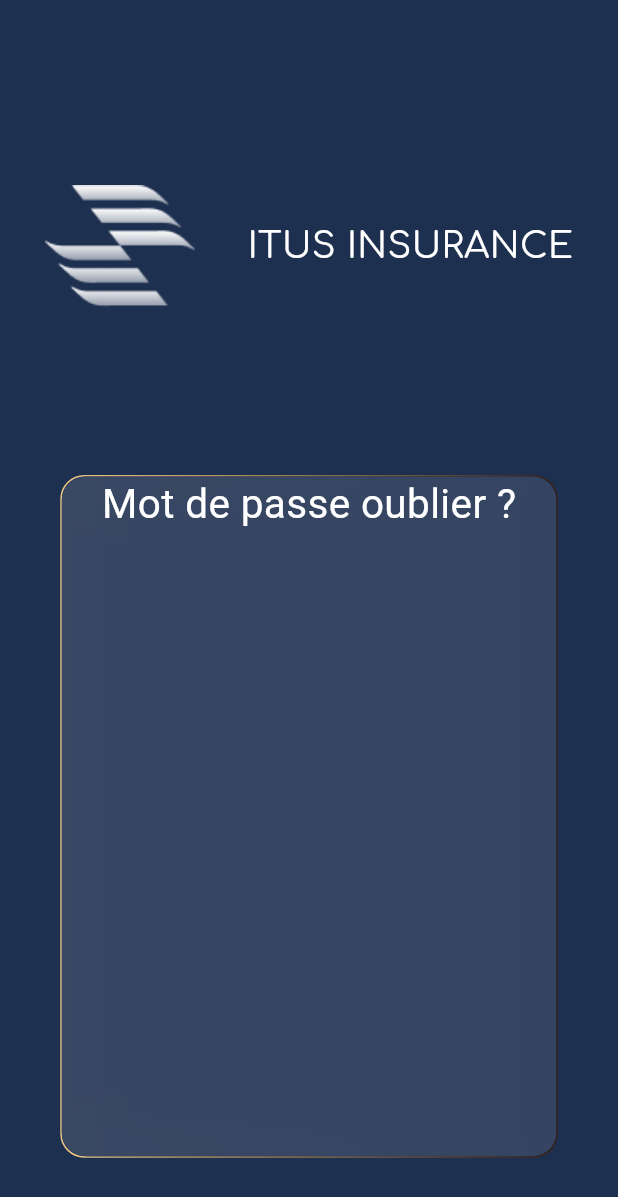
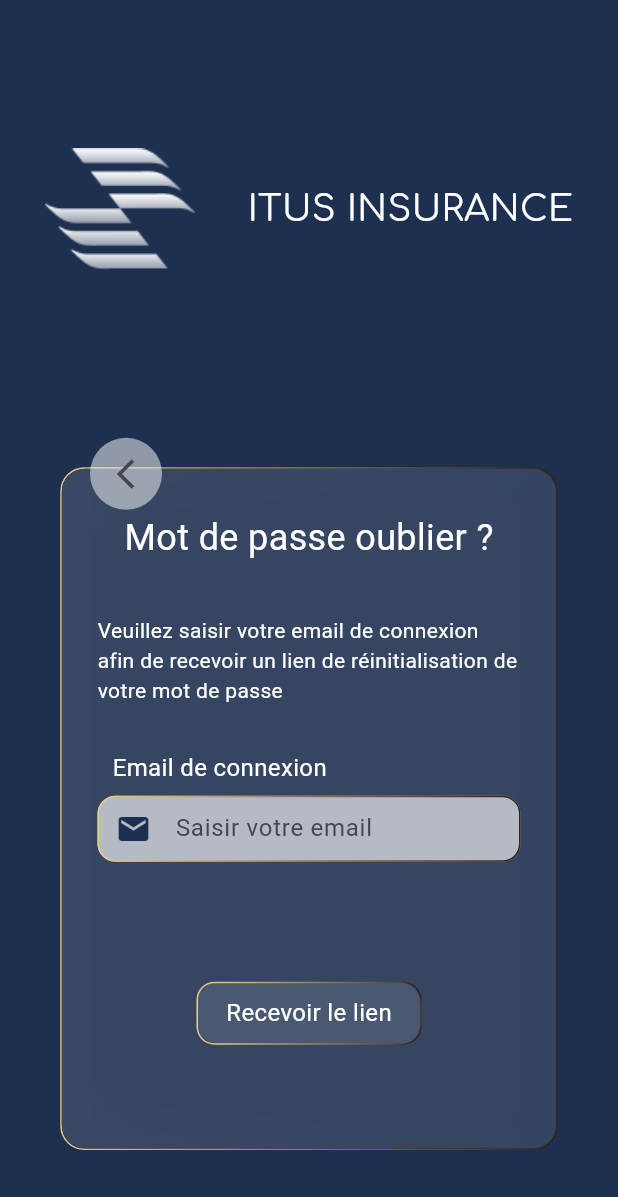
Before and after one commit to badrafyf77/pfe_projet, a Flutter app: the screen it shows after launch, after a tap on "Mot de passe oublie?", on a phone screen of 412 x 824 dp. Shown: the top 1197 px of the screen. Run offline on Flutter 3.47's test engine with Material 3 defaults, Android fonts, the phone set to English and light mode, and no system bars; our stand-ins replace get, google_fonts, gradient_borders; Roboto replaces fonts that are missing (Allerta).

Commit message:
finish forgot pass UI

```diff
--- a/lib/core/utils/customs/custom_button_with_gradient_color.dart
+++ b/lib/core/utils/customs/custom_button.dart
@@ -1,4 +1,45 @@
+// ignore_for_file: public_member_api_docs, sort_constructors_first
 import 'package:flutter/material.dart';
+
+import 'package:pfe_projet/core/utils/app_colors.dart';
+import 'package:pfe_projet/core/utils/styles.dart';
+
+class CustomButton extends StatelessWidget {
+  const CustomButton({
+    Key? key,
+    required this.text,
+    required this.width,
+    required this.onPressed,
+  }) : super(key: key);
+
+  final String text;
+  final double width;
+  final void Function() onPressed;
+
+  @override
+  Widget build(BuildContext context) {
+    return UnicornOutlineButton(
+        strokeWidth: 1,
+        radius: 12,
+        gradient: const LinearGradient(
+          colors: AppColors.gradientColors,
+        ),
+        onPressed: onPressed,
+        child: Container(
+          height: 42,
+          width: width,
+          decoration: BoxDecoration(
+              color: Colors.white.withOpacity(.1),
+              borderRadius: BorderRadius.circular(16)),
+          child: Center(
+            child: Text(
+              text,
+              style: Styles.normal16,
+            ),
+          ),
+        ));
+  }
+}
 
 class UnicornOutlineButton extends StatelessWidget {
   final _GradientPainter _painter;
--- a/lib/features/auth/presentation/views/forgot_pass_view.dart
+++ b/lib/features/auth/presentation/views/forgot_pass_view.dart
@@ -1,9 +1,5 @@
 import 'package:flutter/material.dart';
-import 'package:pfe_projet/core/configures/constants.dart';
-import 'package:pfe_projet/core/utils/customs/background_container.dart';
-import 'package:pfe_projet/core/utils/customs/blur_container.dart';
-import 'package:pfe_projet/core/utils/customs/custom_logo_and_text.dart';
-import 'package:pfe_projet/core/utils/styles.dart';
+import 'package:pfe_projet/features/auth/presentation/views/widgets/forgot_pass_body.dart';
 
 class ForgotPassView extends StatelessWidget {
   const ForgotPassView({super.key});
@@ -15,49 +11,3 @@
     );
   }
 }
-
-class ForgotPassBody extends StatelessWidget {
-  const ForgotPassBody({super.key});
-
-  @override
-  Widget build(BuildContext context) {
-    Size size = MediaQuery.of(context).size;
-    return BackgroundContainer(
-      widget: Padding(
-        padding: const EdgeInsets.symmetric(horizontal: Constants.appPadding),
-        child: Column(
-          children: [
-            SizedBox(
-              height: size.height * .15,
-            ),
-            const LogoAndText(),
-            const SizedBox(
-              height: 112,
-            ),
-            BlurContainer(
-              height: size.height * .55,
-              width: size.width * .8,
-              blurContainerBody: const ForgotPassblurContainerBody(),
-            )
-          ],
-        ),
-      ),
-    );
-  }
-}
-
-class ForgotPassblurContainerBody extends StatelessWidget {
-  const ForgotPassblurContainerBody({super.key});
-
-  @override
-  Widget build(BuildContext context) {
-    return const Column(
-      children: [
-        Text(
-          'Mot de passe oublier ?',
-          style: Styles.normal27,
-        ),
-      ],
-    );
-  }
-}
--- a/lib/features/auth/presentation/views/widgets/sign_up_back_button.dart
+++ b/lib/features/auth/presentation/views/widgets/blur_container_back_button.dart
@@ -1,15 +1,15 @@
 import 'package:flutter/material.dart';
 import 'package:get/get.dart';
 
-class SignUpBackButton extends StatelessWidget {
-  const SignUpBackButton({
+class BlurContineraBackButton extends StatelessWidget {
+  const BlurContineraBackButton({
     super.key,
   });
 
   @override
   Widget build(BuildContext context) {
     return Positioned(
-      top: 2,
+      top: 0,
       left: 30,
       child: Container(
         decoration: BoxDecoration(
--- a/lib/features/auth/presentation/views/widgets/connect_button.dart
+++ /dev/null
@@ -1,33 +0,0 @@
-import 'package:flutter/material.dart';
-import 'package:pfe_projet/core/utils/app_colors.dart';
-import 'package:pfe_projet/core/utils/customs/custom_button_with_gradient_color.dart';
-import 'package:pfe_projet/core/utils/styles.dart';
-
-class ConnectButton extends StatelessWidget {
-  const ConnectButton({
-    super.key,
-  });
-
-  @override
-  Widget build(BuildContext context) {
-    return UnicornOutlineButton(
-        strokeWidth: 1,
-        radius: 12,
-        gradient: const LinearGradient(
-          colors: AppColors.gradientColors,
-        ),
-        child: Container(
-          decoration: BoxDecoration(
-              color: Colors.white.withOpacity(.2),
-              borderRadius: BorderRadius.circular(12)),
-          height: 38,
-          width: 143,
-          child: const Center(
-              child: Text(
-            'Se connecter',
-            style: Styles.normal16,
-          )),
-        ),
-        onPressed: () {});
-  }
-}
--- /dev/null
+++ b/lib/features/auth/presentation/views/widgets/forget_pass_blur_container.dart
@@ -0,0 +1,29 @@
+import 'package:flutter/material.dart';
+import 'package:pfe_projet/core/utils/customs/blur_container.dart';
+import 'package:pfe_projet/features/auth/presentation/views/widgets/blur_container_back_button.dart';
+import 'package:pfe_projet/features/auth/presentation/views/widgets/forgot_pass_blur_container_body.dart';
+
+class ForgotPassBlurContainer extends StatelessWidget {
+  const ForgotPassBlurContainer({
+    super.key,
+  });
+
+  @override
+  Widget build(BuildContext context) {
+    Size size = MediaQuery.of(context).size;
+    return Stack(
+      alignment: AlignmentDirectional.center,
+      children: [
+        SizedBox(
+          height: size.height * .60,
+        ),
+        BlurContainer(
+          height: size.height * .55,
+          width: size.width * .8,
+          blurContainerBody: const ForgotPassblurContainerBody(),
+        ),
+        const BlurContineraBackButton(),
+      ],
+    );
+  }
+}
--- /dev/null
+++ b/lib/features/auth/presentation/views/widgets/forgot_pass_blur_container_body.dart
@@ -0,0 +1,51 @@
+import 'package:flutter/material.dart';
+import 'package:pfe_projet/core/utils/customs/custom_button.dart';
+import 'package:pfe_projet/core/utils/styles.dart';
+import 'package:pfe_projet/features/auth/presentation/views/widgets/custom_text_and_textfield.dart';
+
+class ForgotPassblurContainerBody extends StatelessWidget {
+  const ForgotPassblurContainerBody({super.key});
+
+  @override
+  Widget build(BuildContext context) {
+    TextEditingController controller = TextEditingController();
+    return Padding(
+      padding: const EdgeInsets.symmetric(horizontal: 35, vertical: 30),
+      child: Column(
+        children: [
+          Text(
+            'Mot de passe oublier ?',
+            style: Styles.normal24.copyWith(
+              color: Colors.white,
+            ),
+          ),
+          const SizedBox(
+            height: 35,
+          ),
+          const Text(
+            'Veuillez saisir votre email de connexion afin de recevoir un lien de réinitialisation de votre mot de passe',
+            style: Styles.normal14,
+          ),
+          const SizedBox(
+            height: 30,
+          ),
+          TextAndTextField(
+            text: 'Email de connexion',
+            hintText: 'Saisir votre email',
+            controller: controller,
+            isPassField: false,
+            prefixIcon: Icons.mail,
+          ),
+          const SizedBox(
+            height: 80,
+          ),
+          CustomButton(
+            text: 'Recevoir le lien',
+            width: 150,
+            onPressed: () {},
+          ),
+        ],
+      ),
+    );
+  }
+}
--- /dev/null
+++ b/lib/features/auth/presentation/views/widgets/forgot_pass_body.dart
@@ -0,0 +1,31 @@
+import 'package:flutter/material.dart';
+import 'package:pfe_projet/core/configures/constants.dart';
+import 'package:pfe_projet/core/utils/customs/background_container.dart';
+import 'package:pfe_projet/core/utils/customs/custom_logo_and_text.dart';
+import 'package:pfe_projet/features/auth/presentation/views/widgets/forget_pass_blur_container.dart';
+
+class ForgotPassBody extends StatelessWidget {
+  const ForgotPassBody({super.key});
+
+  @override
+  Widget build(BuildContext context) {
+    Size size = MediaQuery.of(context).size;
+    return BackgroundContainer(
+      widget: Padding(
+        padding: const EdgeInsets.symmetric(horizontal: Constants.appPadding),
+        child: Column(
+          children: [
+            SizedBox(
+              height: size.height * .12,
+            ),
+            const LogoAndText(),
+            const SizedBox(
+              height: 112,
+            ),
+            const ForgotPassBlurContainer()
+          ],
+        ),
+      ),
+    );
+  }
+}
--- a/lib/features/auth/presentation/views/widgets/google_button.dart
+++ b/lib/features/auth/presentation/views/widgets/google_button.dart
@@ -1,7 +1,7 @@
 import 'package:flutter/material.dart';
 import 'package:pfe_projet/core/utils/app_colors.dart';
 import 'package:pfe_projet/core/utils/app_images.dart';
-import 'package:pfe_projet/core/utils/customs/custom_button_with_gradient_color.dart';
+import 'package:pfe_projet/core/utils/customs/custom_button.dart';
 import 'package:pfe_projet/core/utils/styles.dart';
 
 class GoogleButton extends StatelessWidget {
--- a/lib/features/auth/presentation/views/widgets/inscrire_button.dart
+++ b/lib/features/auth/presentation/views/widgets/inscrire_button.dart
@@ -1,9 +1,7 @@
 import 'package:flutter/material.dart';
 import 'package:get/get.dart';
 import 'package:pfe_projet/core/configures/app_routers.dart';
-import 'package:pfe_projet/core/utils/app_colors.dart';
-import 'package:pfe_projet/core/utils/customs/custom_button_with_gradient_color.dart';
-import 'package:pfe_projet/core/utils/styles.dart';
+import 'package:pfe_projet/core/utils/customs/custom_button.dart';
 
 class SinscrireButton extends StatelessWidget {
   const SinscrireButton({
@@ -15,28 +13,15 @@
     return Positioned(
       bottom: 0.5,
       right: 30,
-      child: UnicornOutlineButton(
-          strokeWidth: 0.7,
-          radius: 12,
-          gradient: const LinearGradient(
-            colors: AppColors.gradientColors,
-          ),
-          child: Container(
-            height: 42,
-            width: 134,
-            decoration: BoxDecoration(
-                color: Colors.white.withOpacity(.1),
-                borderRadius: BorderRadius.circular(16)),
-            child: const Center(
-              child: Text(
-                'S\'inscrire',
-                style: Styles.normal16,
-              ),
-            ),
-          ),
-          onPressed: () {
-            Get.toNamed(AppRouters.otpEmailView);
-          }),
+      child: CustomButton(
+        text: 'S\'inscrire',
+        width: 134,
+        onPressed: () {
+          Get.toNamed(
+            AppRouters.otpEmailView,
+          );
+        },
+      ),
     );
   }
 }
--- a/lib/features/auth/presentation/views/widgets/sign_in_blur_container_body.dart
+++ b/lib/features/auth/presentation/views/widgets/sign_in_blur_container_body.dart
@@ -1,8 +1,8 @@
 import 'package:flutter/material.dart';
 import 'package:get/get.dart';
 import 'package:pfe_projet/core/configures/app_routers.dart';
+import 'package:pfe_projet/core/utils/customs/custom_button.dart';
 import 'package:pfe_projet/core/utils/styles.dart';
-import 'package:pfe_projet/features/auth/presentation/views/widgets/connect_button.dart';
 import 'package:pfe_projet/features/auth/presentation/views/widgets/custom_text_and_textfield.dart';
 import 'package:pfe_projet/features/auth/presentation/views/widgets/google_button.dart';
 
@@ -58,7 +58,11 @@
           const SizedBox(
             height: 60,
           ),
-          const ConnectButton(),
+          CustomButton(
+            text: 'Se connecter',
+            width: 143,
+            onPressed: () {},
+          ),
           const SizedBox(
             height: 8,
           ),
--- a/lib/features/auth/presentation/views/widgets/sign_up_blur_container.dart
+++ b/lib/features/auth/presentation/views/widgets/sign_up_blur_container.dart
@@ -2,7 +2,7 @@
 import 'package:pfe_projet/core/configures/constants.dart';
 import 'package:pfe_projet/core/utils/customs/blur_container.dart';
 import 'package:pfe_projet/features/auth/presentation/views/widgets/inscrire_button.dart';
-import 'package:pfe_projet/features/auth/presentation/views/widgets/sign_up_back_button.dart';
+import 'package:pfe_projet/features/auth/presentation/views/widgets/blur_container_back_button.dart';
 import 'package:pfe_projet/features/auth/presentation/views/widgets/sign_up_blur_container_body.dart';
 
 class SignUpBlurContainer extends StatelessWidget {
@@ -22,7 +22,7 @@
           width: size.width * Constants.blurConatinerWidth,
           blurContainerBody: const SignUpContainerBody(),
         ),
-        const SignUpBackButton(),
+        const BlurContineraBackButton(),
         const SinscrireButton()
       ],
     );
```
